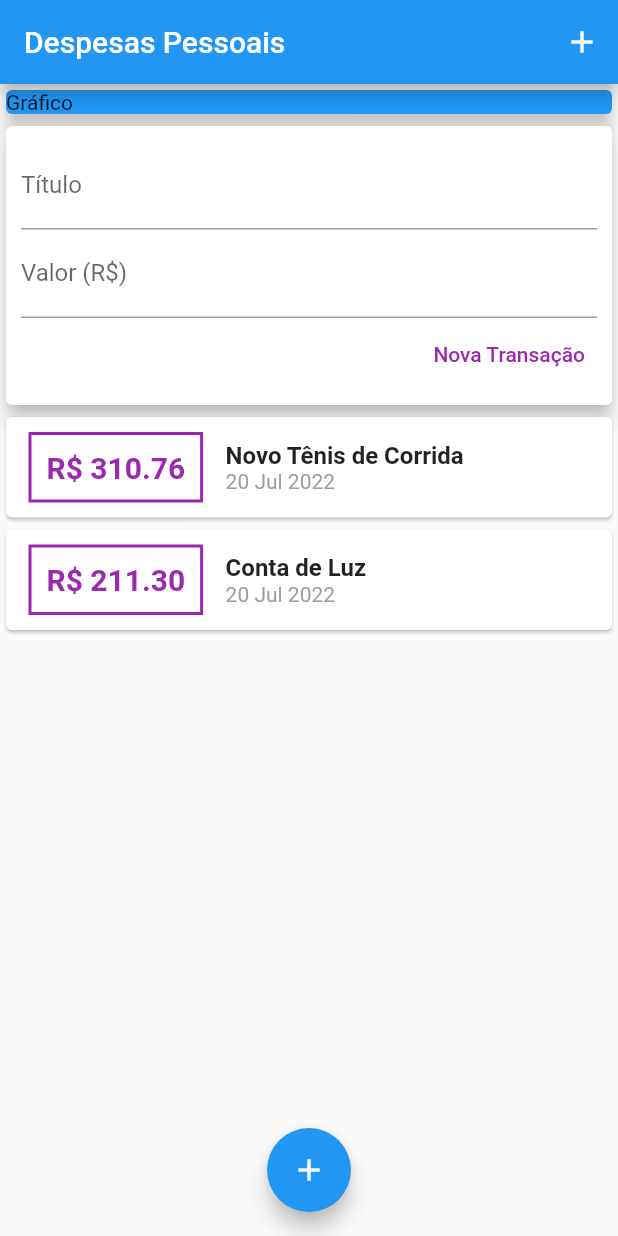
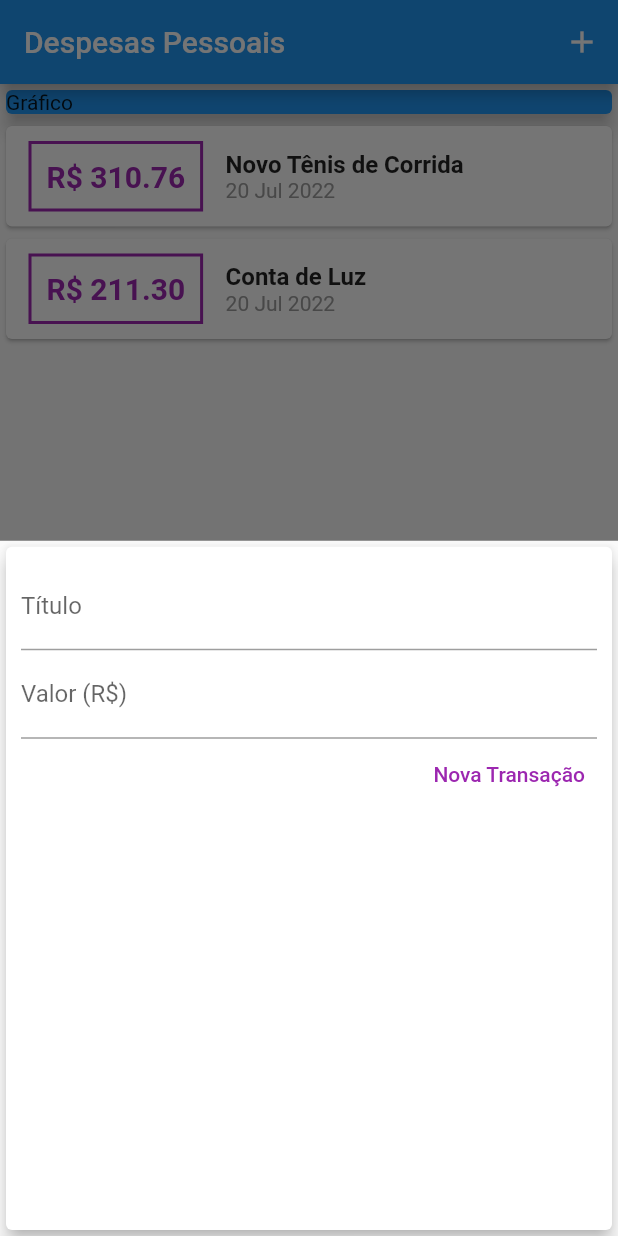
Before and after one commit to luwanhika/expenses, a Flutter app: the screen it shows after launch, after a tap on the "add" icon, on a phone screen of 412 x 824 dp. Run offline on Flutter 3.47's test engine with Material 2 defaults, Android fonts, the phone set to English and light mode, and no system bars.

Commit message:
excluindo o componente transação do usuário para adicionar no bottomsheet

```diff
--- a/lib/components/transaction_user.dart
+++ /dev/null
@@ -1,54 +0,0 @@
-import 'dart:math';
-
-import 'package:expenses/components/transaction_form.dart';
-import 'package:expenses/components/transaction_list.dart';
-import 'package:flutter/cupertino.dart';
-
-import '../models/transaction.dart';
-
-class TransactionUser extends StatefulWidget {
-  const TransactionUser({Key? key}) : super(key: key);
-
-  @override
-  State<TransactionUser> createState() => _TransactionUserState();
-}
-
-class _TransactionUserState extends State<TransactionUser> {
-  final _transactions = [
-    Transaction(
-      id: 't1',
-      title: 'Novo Tênis de Corrida',
-      value: 310.76,
-      date: DateTime.now(),
-    ),
-    Transaction(
-      id: 't2',
-      title: 'Conta de Luz',
-      value: 211.30,
-      date: DateTime.now(),
-    ),
-  ];
-
-  _addTransaction(String title, double value) {
-    final newTransaction = Transaction(
-      id: Random().nextDouble().toString(),
-      title: title,
-      value: value,
-      date: DateTime.now(),
-    );
-
-    setState(() {
-      _transactions.add(newTransaction);
-    });
-  }
-
-  @override
-  Widget build(BuildContext context) {
-    return Column(
-      children: [
-        TransacionForm(_addTransaction),
-        TransactionList(_transactions),
-      ],
-    );
-  }
-}
--- a/lib/main.dart
+++ b/lib/main.dart
@@ -1,6 +1,10 @@
+import 'dart:math';
+
 import 'package:flutter/material.dart';
 
-import 'components/transaction_user.dart';
+import 'components/transaction_form.dart';
+import 'components/transaction_list.dart';
+import 'models/transaction.dart';
 
 main() => runApp(const ExpensesApp());
 
@@ -16,10 +20,50 @@ class ExpensesApp extends StatelessWidget {
   }
 }
 
-class MyHomePage extends StatelessWidget {
+class MyHomePage extends StatefulWidget {
   const MyHomePage({Key? key}) : super(key: key);
 
+  @override
+  State<MyHomePage> createState() => _MyHomePageState();
+}
 
+class _MyHomePageState extends State<MyHomePage> {
+  final _transactions = [
+    Transaction(
+      id: 't1',
+      title: 'Novo Tênis de Corrida',
+      value: 310.76,
+      date: DateTime.now(),
+    ),
+    Transaction(
+      id: 't2',
+      title: 'Conta de Luz',
+      value: 211.30,
+      date: DateTime.now(),
+    ),
+  ];
+
+  _addTransaction(String title, double value) {
+    final newTransaction = Transaction(
+      id: Random().nextDouble().toString(),
+      title: title,
+      value: value,
+      date: DateTime.now(),
+    );
+
+    setState(() {
+      _transactions.add(newTransaction);
+    });
+  }
+
+  _openTransactionFormModal(BuildContext context) {
+    showModalBottomSheet(
+      context: context,
+      builder: (_) {
+        return TransacionForm(_addTransaction);
+      },
+    );
+  }
 
   @override
   Widget build(BuildContext context) {
@@ -27,7 +71,7 @@ class MyHomePage extends StatelessWidget {
       appBar: AppBar(
         actions: [
           IconButton(
-            onPressed: () {},
+            onPressed: () => _openTransactionFormModal(context),
             icon: const Icon(Icons.add),
           ),
         ],
@@ -36,8 +80,8 @@ class MyHomePage extends StatelessWidget {
       body: SingleChildScrollView(
         child: Column(
           crossAxisAlignment: CrossAxisAlignment.stretch,
-          children: const [
-            SizedBox(
+          children: [
+            const SizedBox(
               width: double.infinity,
               child: Card(
                 color: Colors.blue,
@@ -45,12 +89,12 @@ class MyHomePage extends StatelessWidget {
                 child: Text('Gráfico'),
               ),
             ),
-            TransactionUser(),
+            TransactionList(_transactions),
           ],
         ),
       ),
       floatingActionButton: FloatingActionButton(
-        onPressed: () {},
+        onPressed: () => _openTransactionFormModal(context),
         child: const Icon(Icons.add),
       ),
       floatingActionButtonLocation: FloatingActionButtonLocation.centerFloat,
```
